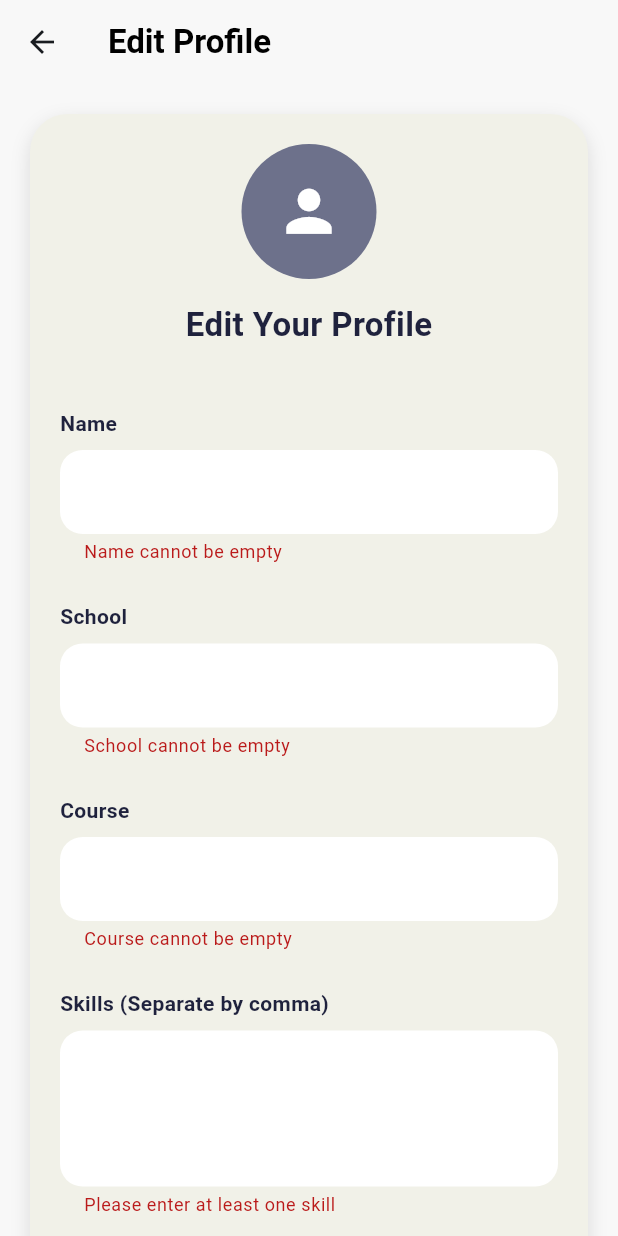
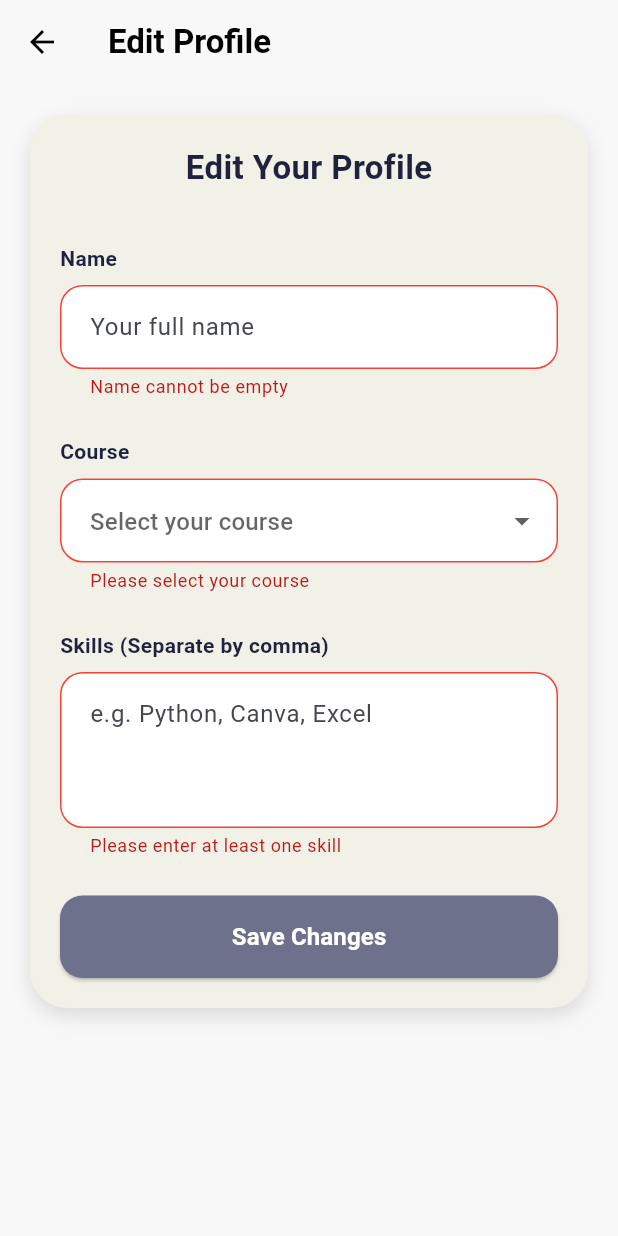
Before and after one commit to BehJiaLing/campus_skillswap, a Flutter app: the ProfileEditPage screen opened directly, after a tap on "Save Changes", on a phone screen of 412 x 824 dp. Run offline on Flutter 3.47's test engine with Material 3 defaults, Android fonts, the phone set to English and light mode, and no system bars; our stand-ins replace cloud_firestore, firebase_auth, firebase_core, firebase_storage, image_picker; accounts and stored records are empty.

Commit message:
update courses

```diff
--- a/lib/screens/auth/login_page.dart
+++ b/lib/screens/auth/login_page.dart
@@ -98,7 +98,7 @@ class _LoginPageState extends State<LoginPage> {
 
         setState(() {
           loginError =
-          "Please verify your email before logging in. A verification email has been sent.";
+          "Please verify your email before logging in. A verification email has been sent, please check your inbox, spam, or junk folder. ";
         });
         return;
       }
--- a/lib/screens/profile/profile_edit_page.dart
+++ b/lib/screens/profile/profile_edit_page.dart
@@ -10,15 +10,46 @@ class ProfileEditPage extends StatefulWidget {
 }
 
 class _ProfileEditPageState extends State<ProfileEditPage> {
-
   final _formKey = GlobalKey<FormState>();
 
   final _nameController = TextEditingController();
-  final _schoolController = TextEditingController();
-  final _courseController = TextEditingController();
+  final _customCourseController = TextEditingController();
   final _skillsController = TextEditingController();
 
+  String? _selectedCourse;
+
   bool isLoading = true;
+  bool isSaving = false;
+
+  final List<String> courseOptions = [
+    'Bachelor of Computer Science',
+    'Bachelor of Information Technology',
+    'Bachelor of Software Engineering',
+    'Bachelor of Business Administration',
+    'Bachelor of Accounting and Finance',
+    'Bachelor of Mass Communication',
+    'Bachelor of Psychology',
+    'Bachelor of Biotechnology',
+
+    'Diploma in Computer Science',
+    'Diploma in Information Technology',
+    'Diploma in Business',
+    'Diploma in Accounting',
+    'Diploma in Mass Communication',
+    'Diploma in Hotel Management',
+    'Diploma in Culinary Arts',
+    'Diploma in Interior Design',
+    'Diploma in Digital Media',
+    'Diploma in Mechanical Engineering',
+    'Diploma in Civil Engineering',
+
+    'Foundation in Science',
+    'Foundation in Business',
+    'Foundation in Arts',
+    'A-Level',
+
+    'Other',
+  ];
 
   @override
   void initState() {
@@ -26,57 +57,108 @@ class _ProfileEditPageState extends State<ProfileEditPage> {
     loadUserData();
   }
 
+  List<String> readSkills(dynamic value) {
+    if (value is List) {
+      return value.map((e) => e.toString()).toList();
+    }
+
+    if (value is String) {
+      return value
+          .split(',')
+          .map((e) => e.trim())
+          .where((e) => e.isNotEmpty)
+          .toList();
+    }
+
+    return [];
+  }
+
   Future<void> loadUserData() async {
-    final uid = FirebaseAuth.instance.currentUser!.uid;
+    final user = FirebaseAuth.instance.currentUser;
 
+    if (user == null) {
+      if (!mounted) return;
+      Navigator.pushReplacementNamed(context, '/login');
+      return;
+    }
+
+    try {
       final doc = await FirebaseFirestore.instance
           .collection('users')
-        .doc(uid)
+          .doc(user.uid)
           .get();
 
       final data = doc.data();
 
       if (data != null) {
-      _nameController.text = data['name'] ?? '';
-      _schoolController.text = data['school'] ?? '';
-      _courseController.text = data['course'] ?? '';
+        final name = data['name']?.toString() ?? '';
+        final course = data['course']?.toString() ?? '';
+        final skills = readSkills(data['skills']);
 
-      _skillsController.text =
-          ((data['skills'] ?? []) as List).join(', ');
+        _nameController.text = name;
+        _skillsController.text = skills.join(', ');
+
+        if (courseOptions.contains(course)) {
+          _selectedCourse = course;
+        } else if (course.isNotEmpty) {
+          _selectedCourse = 'Other';
+          _customCourseController.text = course;
+        }
+      }
+    } catch (e) {
+      showMessage('Error loading profile: $e');
     }
 
+    if (mounted) {
       setState(() {
         isLoading = false;
       });
     }
+  }
 
   Future<void> saveProfile() async {
-
     if (!_formKey.currentState!.validate()) {
       return;
     }
 
-    final uid = FirebaseAuth.instance.currentUser!.uid;
+    final user = FirebaseAuth.instance.currentUser;
 
-    List<String> skills =
-    _skillsController.text
+    if (user == null) {
+      showMessage('User not logged in.');
+      return;
+    }
+
+    final course = _selectedCourse == 'Other'
+        ? _customCourseController.text.trim()
+        : _selectedCourse?.trim();
+
+    if (course == null || course.isEmpty) {
+      showMessage('Please select or enter your course.');
+      return;
+    }
+
+    setState(() {
+      isSaving = true;
+    });
+
+    try {
+      final skills = _skillsController.text
           .split(',')
           .map((e) => e.trim())
           .where((e) => e.isNotEmpty)
           .toList();
 
-    await FirebaseFirestore.instance
-        .collection('users')
-        .doc(uid)
-        .update({
-      'name': _nameController.text,
-      'school': _schoolController.text,
-      'course': _courseController.text,
+      await FirebaseFirestore.instance.collection('users').doc(user.uid).update({
+        'name': _nameController.text.trim(),
+        'school': 'INTI College',
+        'course': course,
         'skills': skills,
-      'updatedAt': Timestamp.now(),
+        'profileCompleted': true,
+        'updatedAt': FieldValue.serverTimestamp(),
       });
 
-    if (mounted) {
+      if (!mounted) return;
+
       ScaffoldMessenger.of(context).showSnackBar(
         const SnackBar(
           content: Text('Profile Updated'),
@@ -84,13 +166,127 @@ class _ProfileEditPageState extends State<ProfileEditPage> {
       );
 
       Navigator.pop(context);
+    } catch (e) {
+      showMessage('Error saving profile: $e');
+    } finally {
+      if (mounted) {
+        setState(() {
+          isSaving = false;
+        });
       }
+    }
+  }
+
+  void showMessage(String message) {
+    if (!mounted) return;
+
+    ScaffoldMessenger.of(context).showSnackBar(
+      SnackBar(content: Text(message)),
+    );
+  }
+
+  InputDecoration inputDecoration({String? hintText}) {
+    return InputDecoration(
+      hintText: hintText,
+      filled: true,
+      fillColor: Colors.white,
+      contentPadding: const EdgeInsets.symmetric(
+        horizontal: 16,
+        vertical: 16,
+      ),
+      border: OutlineInputBorder(
+        borderRadius: BorderRadius.circular(15),
+        borderSide: BorderSide.none,
+      ),
+      enabledBorder: OutlineInputBorder(
+        borderRadius: BorderRadius.circular(15),
+        borderSide: BorderSide.none,
+      ),
+      focusedBorder: OutlineInputBorder(
+        borderRadius: BorderRadius.circular(15),
+        borderSide: const BorderSide(
+          color: Color(0xFF6D718B),
+          width: 1.5,
+        ),
+      ),
+      errorBorder: OutlineInputBorder(
+        borderRadius: BorderRadius.circular(15),
+        borderSide: const BorderSide(
+          color: Colors.red,
+          width: 1,
+        ),
+      ),
+      focusedErrorBorder: OutlineInputBorder(
+        borderRadius: BorderRadius.circular(15),
+        borderSide: const BorderSide(
+          color: Colors.red,
+          width: 1.5,
+        ),
+      ),
+    );
+  }
+
+  Widget label(String text) {
+    return Align(
+      alignment: Alignment.centerLeft,
+      child: Text(
+        text,
+        style: const TextStyle(
+          fontWeight: FontWeight.w600,
+          fontSize: 14,
+        ),
+      ),
+    );
+  }
+
+  Widget courseDropdown() {
+    return DropdownButtonFormField<String>(
+      value: _selectedCourse,
+      isExpanded: true,
+      decoration: inputDecoration(
+        hintText: 'Select your course',
+      ),
+      items: courseOptions.map((course) {
+        return DropdownMenuItem<String>(
+          value: course,
+          child: Text(
+            course,
+            overflow: TextOverflow.ellipsis,
+          ),
+        );
+      }).toList(),
+      validator: (value) {
+        if (value == null || value.trim().isEmpty) {
+          return 'Please select your course';
+        }
+
+        return null;
+      },
+      onChanged: (value) {
+        setState(() {
+          _selectedCourse = value;
+
+          if (value != 'Other') {
+            _customCourseController.clear();
+          }
+        });
+      },
+    );
+  }
+
+  @override
+  void dispose() {
+    _nameController.dispose();
+    _customCourseController.dispose();
+    _skillsController.dispose();
+    super.dispose();
   }
 
   @override
   Widget build(BuildContext context) {
     if (isLoading) {
       return const Scaffold(
+        backgroundColor: Color(0xFFF8F8F8),
         body: Center(
           child: CircularProgressIndicator(),
         ),
@@ -103,7 +299,7 @@ class _ProfileEditPageState extends State<ProfileEditPage> {
       appBar: AppBar(
         elevation: 0,
         backgroundColor: Colors.transparent,
-
+        foregroundColor: Colors.black,
         title: const Text(
           'Edit Profile',
           style: TextStyle(
@@ -112,18 +308,15 @@ class _ProfileEditPageState extends State<ProfileEditPage> {
           ),
         ),
       ),
+
       body: SingleChildScrollView(
         padding: const EdgeInsets.all(20),
-
         child: Container(
+          width: double.infinity,
           padding: const EdgeInsets.all(20),
-
           decoration: BoxDecoration(
             color: const Color(0xFFF1F1E8),
-
-                borderRadius:
-                BorderRadius.circular(25),
-
+            borderRadius: BorderRadius.circular(25),
             boxShadow: const [
               BoxShadow(
                 color: Colors.black12,
@@ -132,30 +325,10 @@ class _ProfileEditPageState extends State<ProfileEditPage> {
               ),
             ],
           ),
-
           child: Form(
             key: _formKey,
-
             child: Column(
               children: [
-
-            GestureDetector(
-              onTap: () {},
-
-              child: const CircleAvatar(
-                radius: 45,
-                backgroundColor: Color(0xFF6D718B),
-
-                child: Icon(
-                  Icons.person,
-                  color: Colors.white,
-                  size: 45,
-                ),
-              ),
-            ),
-
-            const SizedBox(height: 15),
-
                 const Text(
                   "Edit Your Profile",
                   style: TextStyle(
@@ -164,24 +337,13 @@ class _ProfileEditPageState extends State<ProfileEditPage> {
                   ),
                 ),
 
-            const SizedBox(height: 40),
+                const SizedBox(height: 35),
 
-            const Align(
-              alignment: Alignment.centerLeft,
-              child: Text(
-                "Name",
-                style: TextStyle(
-                  fontWeight: FontWeight.w600,
-                  fontSize: 14,
-                ),
-              ),
-            ),
-
+                label("Name"),
                 const SizedBox(height: 8),
 
                 TextFormField(
                   controller: _nameController,
-
                   validator: (value) {
                     if (value == null || value.trim().isEmpty) {
                       return 'Name cannot be empty';
@@ -193,143 +355,53 @@ class _ProfileEditPageState extends State<ProfileEditPage> {
 
                     return null;
                   },
-
-              decoration: InputDecoration(
-
-                filled: true,
-                fillColor: Colors.white,
-
-                border: OutlineInputBorder(
-                  borderRadius:
-                  BorderRadius.circular(15),
-
-                  borderSide: BorderSide.none,
-                ),
+                  decoration: inputDecoration(
+                    hintText: 'Your full name',
                   ),
                 ),
 
                 const SizedBox(height: 25),
 
-            const Align(
-              alignment: Alignment.centerLeft,
-              child: Text(
-                "School",
-                style: TextStyle(
-                  fontWeight: FontWeight.w600,
-                  fontSize: 14,
-                ),
-              ),
-            ),
-
+                label("Course"),
                 const SizedBox(height: 8),
 
+                courseDropdown(),
+
+                if (_selectedCourse == 'Other') ...[
+                  const SizedBox(height: 12),
                   TextFormField(
-              controller: _schoolController,
-
+                    controller: _customCourseController,
                     validator: (value) {
-                if (value == null || value.trim().isEmpty) {
-                  return 'School cannot be empty';
+                      if (_selectedCourse == 'Other' &&
+                          (value == null || value.trim().isEmpty)) {
+                        return 'Please enter your course';
                       }
 
                       return null;
                     },
-
-              decoration: InputDecoration(
-
-                filled: true,
-                fillColor: Colors.white,
-
-                border: OutlineInputBorder(
-                  borderRadius:
-                  BorderRadius.circular(15),
-
-                  borderSide: BorderSide.none,
+                    decoration: inputDecoration(
+                      hintText: 'Enter your course',
                     ),
                   ),
-            ),
+                ],
 
                 const SizedBox(height: 25),
 
-            const Align(
-              alignment: Alignment.centerLeft,
-              child: Text(
-                "Course",
-                style: TextStyle(
-                  fontWeight: FontWeight.w600,
-                  fontSize: 14,
-                ),
-              ),
-            ),
-
-            const SizedBox(height: 8),
-
-            TextFormField(
-              controller: _courseController,
-
-              validator: (value) {
-                if (value == null || value.trim().isEmpty) {
-                  return 'Course cannot be empty';
-                }
-
-                return null;
-              },
-
-              decoration: InputDecoration(
-
-                filled: true,
-                fillColor: Colors.white,
-
-                border: OutlineInputBorder(
-                  borderRadius:
-                  BorderRadius.circular(15),
-
-                  borderSide: BorderSide.none,
-                ),
-              ),
-            ),
-
-            const SizedBox(height: 25),
-
-            const Align(
-              alignment: Alignment.centerLeft,
-              child: Text(
-                "Skills (Separate by comma)",
-                style: TextStyle(
-                  fontWeight: FontWeight.w600,
-                  fontSize: 14,
-                ),
-              ),
-            ),
-
+                label("Skills (Separate by comma)"),
                 const SizedBox(height: 8),
 
                 TextFormField(
                   controller: _skillsController,
-
                   maxLines: 3,
-
                   validator: (value) {
-
-                if (value == null ||
-                    value.trim().isEmpty) {
-
+                    if (value == null || value.trim().isEmpty) {
                       return 'Please enter at least one skill';
                     }
 
                     return null;
                   },
-
-              decoration: InputDecoration(
-
-                filled: true,
-                fillColor: Colors.white,
-
-                border: OutlineInputBorder(
-                  borderRadius:
-                  BorderRadius.circular(15),
-
-                  borderSide: BorderSide.none,
-                ),
+                  decoration: inputDecoration(
+                    hintText: 'e.g. Python, Canva, Excel',
                   ),
                 ),
 
@@ -338,24 +410,25 @@ class _ProfileEditPageState extends State<ProfileEditPage> {
                 SizedBox(
                   width: double.infinity,
                   height: 55,
-
                   child: ElevatedButton(
-                onPressed: saveProfile,
-
+                    onPressed: isSaving ? null : saveProfile,
                     style: ElevatedButton.styleFrom(
-                  backgroundColor:
-                  const Color(0xFF6D718B),
-
-                  foregroundColor:
-                  Colors.white,
-
+                      backgroundColor: const Color(0xFF6D718B),
+                      foregroundColor: Colors.white,
                       shape: RoundedRectangleBorder(
-                    borderRadius:
-                    BorderRadius.circular(15),
+                        borderRadius: BorderRadius.circular(15),
                       ),
                     ),
-
-                child: const Text(
+                    child: isSaving
+                        ? const SizedBox(
+                      width: 22,
+                      height: 22,
+                      child: CircularProgressIndicator(
+                        color: Colors.white,
+                        strokeWidth: 2.5,
+                      ),
+                    )
+                        : const Text(
                       "Save Changes",
                       style: TextStyle(
                         fontSize: 16,
```
Also changed, not shown: lib/screens/auth/create_profile_page.dart (+109 -89 lines). Lines whose indentation alone changed are shown as unchanged.
